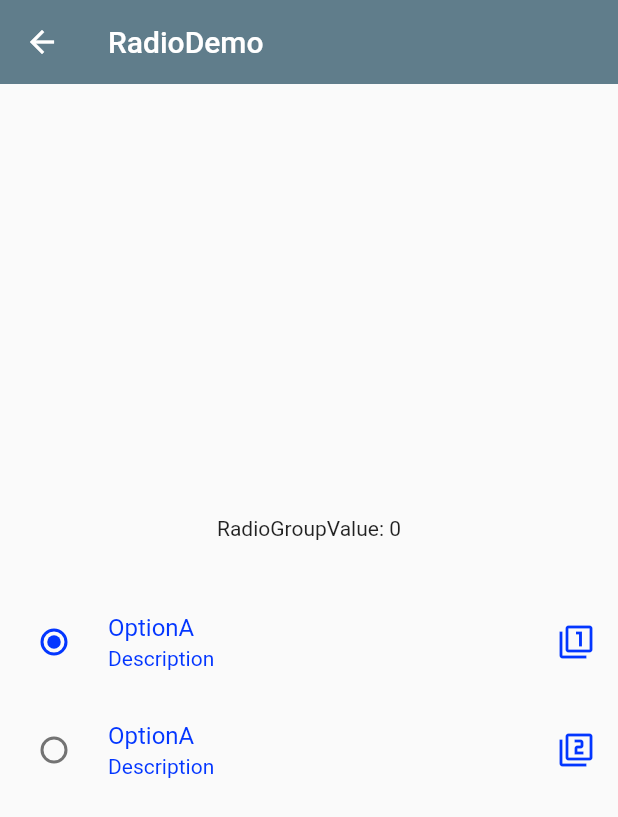
After one commit to Young5416/my_flutter, a Flutter app: the screen it shows after launch, after a tap on "Radio", on a phone screen of 412 x 824 dp. The commit adds this screen. Shown: the top 817 px of the screen. Run offline on Flutter 3.47's test engine with Material 2 defaults, Android fonts, the phone set to English and light mode, and no system bars.

Commit message:
feat(按钮部件): 输入模块
输入模块熟悉(checkBox,slide,switch,radio)

```diff
--- a/lib/demo/fron_demo.dart
+++ b/lib/demo/fron_demo.dart
@@ -4,6 +4,10 @@ class FromDemo extends StatelessWidget {
   @override
   Widget build(BuildContext context) {
     return Scaffold(
+      appBar: AppBar(
+        title: Text("FormDemo"),
+        elevation: 0.0,
+      ),
       body: Theme(
           data: Theme.of(context).copyWith(primaryColor: Colors.black),
           child: Container(
--- a/lib/demo/material_components.dart
+++ b/lib/demo/material_components.dart
@@ -2,6 +2,12 @@ import 'package:flutter/material.dart';
 import './button_demo.dart';
 import './floating_action_button_demo.dart';
 import './popup_menu_button_demo.dart';
+import './fron_demo.dart';
+import './checkbox_demo.dart';
+import './radio_demo.dart';
+import './switch_demo.dart';
+import './slide_demo.dart';
+import './datetime_demo.dart';
 
 class MaterialComponents extends StatelessWidget {
   @override
@@ -13,6 +19,12 @@ class MaterialComponents extends StatelessWidget {
       ),
       body: ListView(
         children: <Widget>[
+          ListItem(title: 'DateTime', page: DateTimeDemo()),
+          ListItem(title: 'Switch', page: SwitchDDemo()),
+          ListItem(title: 'Slide', page: SlideDemo()),
+          ListItem(title: 'Radio', page: RadioDemo()),
+          ListItem(title: 'Checkbox', page: CheckboxDemo()),
+          ListItem(title: 'Form', page: FromDemo()),
           ListItem(title: 'PopupMenuButtonDemo', page: PopupMenuButtonDemo()),
           ListItem(
               title: 'FloatingActionButton', page: FloatingActionButtonDemo()),
--- /dev/null
+++ b/lib/demo/radio_demo.dart
@@ -0,0 +1,70 @@
+import 'package:flutter/material.dart';
+
+class RadioDemo extends StatefulWidget {
+  @override
+  _RadioDemoState createState() => _RadioDemoState();
+}
+
+class _RadioDemoState extends State<RadioDemo> {
+  int _radioGroupA = 0;
+
+  void _handleRadioValueChanged(int value) {
+    setState(() {
+      _radioGroupA = value;
+    });
+  }
+
+  @override
+  Widget build(BuildContext context) {
+    return Scaffold(
+      appBar: AppBar(
+        title: Text('RadioDemo'),
+        elevation: 0.0,
+      ),
+      body: Column(
+        mainAxisAlignment: MainAxisAlignment.center,
+        children: <Widget>[
+          Text('RadioGroupValue: $_radioGroupA'),
+          SizedBox(
+            height: 32.0,
+          ),
+          RadioListTile(
+            value: 0,
+            groupValue: _radioGroupA,
+            onChanged: _handleRadioValueChanged,
+            title: Text('OptionA'),
+            subtitle: Text('Description'),
+            secondary: Icon(Icons.filter_1),
+            selected: _radioGroupA == 0,
+          ),
+          RadioListTile(
+            value: 1,
+            groupValue: _radioGroupA,
+            onChanged: _handleRadioValueChanged,
+            title: Text('OptionA'),
+            subtitle: Text('Description'),
+            secondary: Icon(Icons.filter_2),
+            selected: _radioGroupA == 0,
+          ),
+          Row(
+            mainAxisAlignment: MainAxisAlignment.center,
+            children: <Widget>[
+//              Radio(
+//                value: 0,
+//                groupValue: _radioGroupA,
+//                onChanged: _handleRadioValueChanged,
+//                activeColor: Colors.black,
+//              ),
+//              Radio(
+//                value: 1,
+//                groupValue: _radioGroupA,
+//                onChanged: _handleRadioValueChanged,
+//                activeColor: Colors.black,
+//              ),
+            ],
+          )
+        ],
+      ),
+    );
+  }
+}
```
Also changed, not shown: lib/demo/checkbox_demo.dart (added, +51 -0 lines), lib/demo/datetime_demo.dart (added, +27 -0 lines), lib/demo/slide_demo.dart (added, +48 -0 lines), lib/demo/switch_demo.dart (added, +54 -0 lines).
